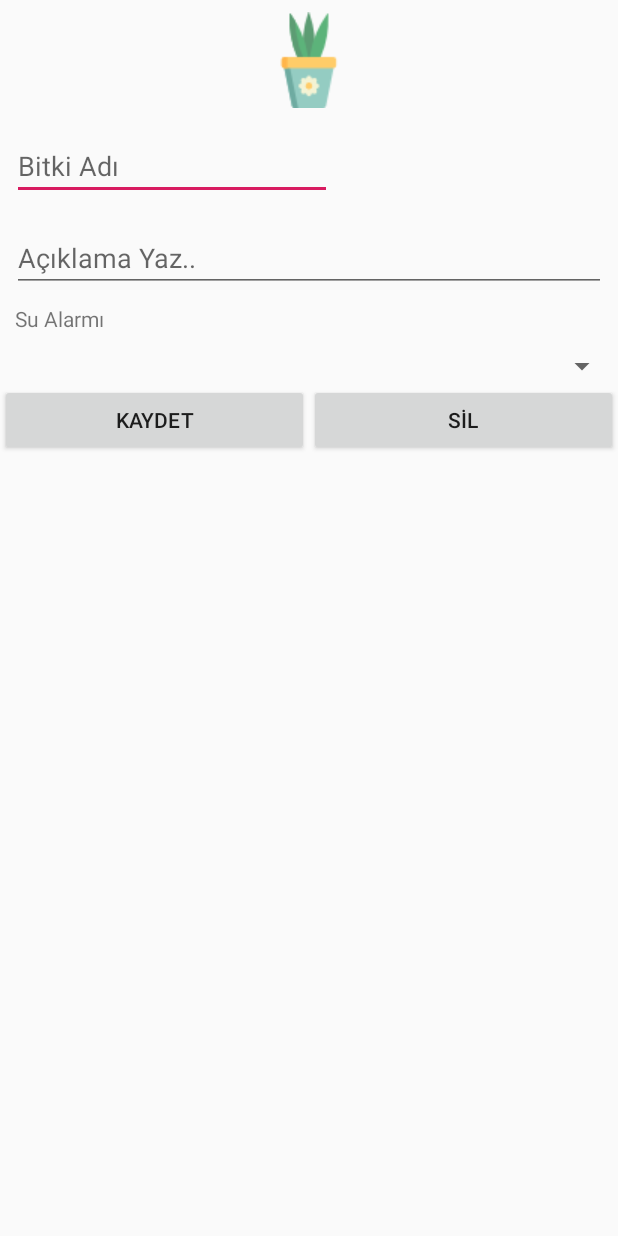
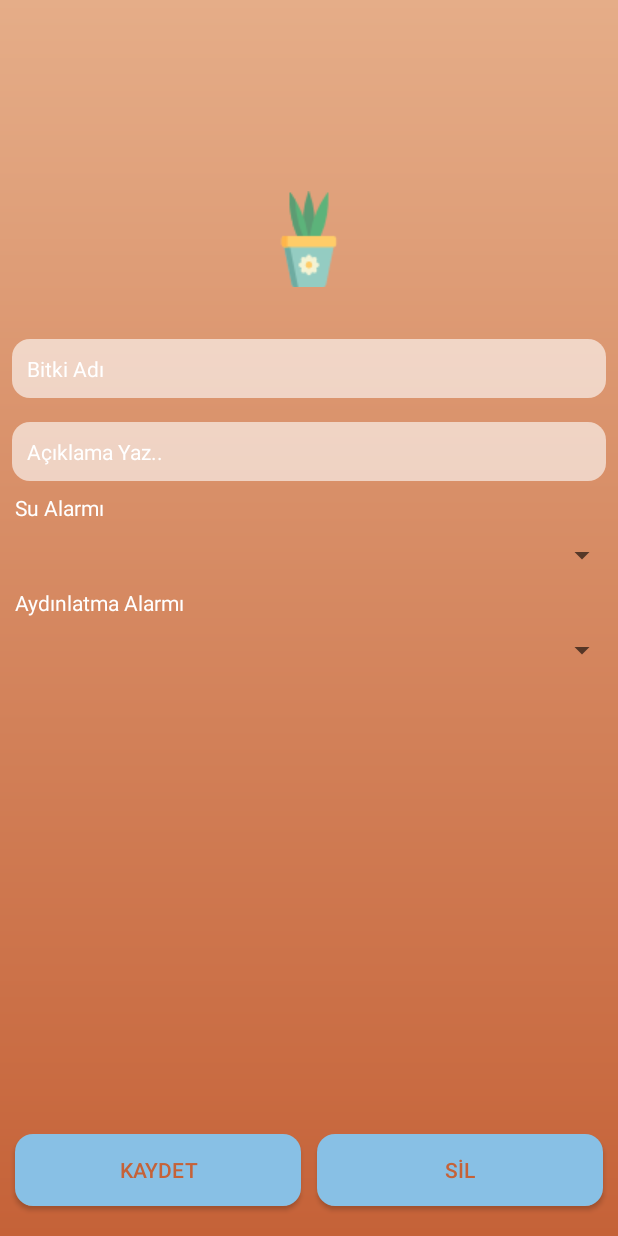
Before and after one commit to sumeyyesaricam/PlantCare, an Android app: the layout fragment_plant_detail.xml on its own in the app's theme, with its tools: preview values and no code run, on a phone screen of 412 x 824 dp. Run offline under Robolectric (Android 15) with nearby library versions, the phone set to English and light mode, and no system bars.

Commit message:
layouts edited.

```diff
--- a/app/src/main/java/example/smyy/plantcare/ui/plant/PlantListFragment.kt
+++ b/app/src/main/java/example/smyy/plantcare/ui/plant/PlantListFragment.kt
@@ -9,6 +9,7 @@ import androidx.fragment.app.Fragment
 import androidx.lifecycle.Observer
 import androidx.lifecycle.ViewModelProviders
 import androidx.recyclerview.widget.GridLayoutManager
+import androidx.recyclerview.widget.LinearLayoutManager
 import dagger.android.support.AndroidSupportInjection
 import example.smyy.plantcare.databinding.FragmentPlantListBinding
 import example.smyy.plantcare.util.ViewModelFactory
@@ -26,7 +27,7 @@ class PlantListFragment : Fragment() {
     override fun onCreateView(inflater: LayoutInflater, container: ViewGroup?, savedInstanceState: Bundle?): View? {
         val binding = FragmentPlantListBinding.inflate(inflater, container, false)
         binding.plantActivity= activity as PlantListActivity?
-        binding.rvPlants.layoutManager = GridLayoutManager(binding.root.context, 2)
+        binding.rvPlants.layoutManager = LinearLayoutManager(binding.root.context)
         subscribeUi(binding)
         return binding.root
     }
--- /dev/null
+++ b/app/src/main/res/drawable/background_button.xml
@@ -0,0 +1,8 @@
+<?xml version="1.0" encoding="utf-8"?>
+<shape xmlns:android="http://schemas.android.com/apk/res/android"
+    android:shape="rectangle">
+
+    <corners android:radius="12dp" />
+    <solid android:color="#88c0e5" />
+
+</shape>
--- /dev/null
+++ b/app/src/main/res/drawable/background_edittext.xml
@@ -0,0 +1,8 @@
+<?xml version="1.0" encoding="utf-8"?>
+<shape xmlns:android="http://schemas.android.com/apk/res/android"
+    android:shape="rectangle">
+
+    <corners android:radius="12dp" />
+    <solid android:color="#99ffffff" />
+
+</shape>
--- /dev/null
+++ b/app/src/main/res/drawable/plant_back.xml
@@ -0,0 +1,9 @@
+<?xml version="1.0" encoding="utf-8"?>
+<shape xmlns:android="http://schemas.android.com/apk/res/android">
+
+    <gradient
+        android:startColor="#C56238"
+        android:endColor="#E5AD88"
+        android:angle="90" />
+
+</shape>
--- a/app/src/main/res/layout/fragment_plant_detail.xml
+++ b/app/src/main/res/layout/fragment_plant_detail.xml
@@ -14,29 +14,35 @@
     <LinearLayout
         android:layout_width="match_parent"
         android:layout_height="match_parent"
+        android:background="@drawable/plant_back"
         android:orientation="vertical">
 
         <ImageButton
             android:id="@+id/ImgPlant"
-            android:layout_width="wrap_content"
-            android:layout_height="wrap_content"
+            android:layout_width="154dp"
+            android:layout_height="118dp"
             android:layout_gravity="center"
-            android:layout_margin="8dp"
+            android:layout_marginTop="100dp"
             android:background="@android:color/transparent"
             android:onClick="@{callback::onClickPlantImage}"
             android:src="@mipmap/pot" />
 
         <EditText
             android:id="@+id/etName"
-            android:layout_width="wrap_content"
+            android:layout_width="match_parent"
             android:layout_height="wrap_content"
             android:layout_alignParentBottom="true"
             android:layout_alignParentStart="true"
             android:layout_margin="8dp"
+            android:background="@drawable/background_edittext"
+            android:padding="10dp"
             android:ems="10"
+            android:hint="@string/plant_name"
+            android:inputType="textNoSuggestions"
             android:text="@{viewmodel.name}"
-            android:hint="@string/plant_name"
-            android:inputType="textNoSuggestions" />
+            android:textColor="@android:color/white"
+            android:textColorHint="@android:color/white"
+            android:textSize="14sp" />
 
         <EditText
             android:id="@+id/etDescription"
@@ -47,44 +53,82 @@
             android:layout_alignParentStart="true"
             android:layout_below="@+id/btnCreateAlarm"
             android:layout_margin="8dp"
+            android:background="@drawable/background_edittext"
             android:ems="10"
+            android:hint="@string/write_description"
+            android:inputType="textNoSuggestions"
+            android:padding="10dp"
             android:text="@{viewmodel.description}"
-            android:hint="@string/write_description"
-            android:inputType="textNoSuggestions"/>
+            android:textColor="@android:color/white"
+            android:textColorHint="@android:color/white"
+            android:textSize="14sp" />
 
         <TextView
             android:id="@+id/textView"
             android:layout_width="match_parent"
             android:layout_height="wrap_content"
             android:layout_marginLeft="10dp"
-            android:text="@string/water_alarm" />
+            android:textColor="@android:color/white"
+            android:text="@string/water_alarm"
+            android:textSize="14sp" />
 
         <Spinner
             android:id="@+id/spinner2"
             android:layout_width="match_parent"
             android:layout_height="wrap_content"
+            android:layout_marginTop="10dp"
+            android:textColor="@android:color/white"
+            android:theme="@style/AppTheme" />
+
+        <TextView
+            android:id="@+id/textView2"
+            android:layout_width="match_parent"
+            android:layout_height="wrap_content"
+            android:layout_marginLeft="10dp"
+            android:textColor="@android:color/white"
+            android:layout_marginTop="10dp"
+            android:text="Aydınlatma Alarmı" />
+
+        <Spinner
+            android:id="@+id/spinner"
+            android:layout_width="match_parent"
+            android:layout_height="wrap_content"
+            android:textColor="@android:color/white"
             android:layout_marginTop="10dp" />
 
         <LinearLayout
             android:layout_width="match_parent"
             android:layout_height="match_parent"
+            android:layout_gravity="end"
+            android:layout_marginTop="10dp"
+            android:gravity="bottom|end"
             android:orientation="horizontal">
 
             <Button
                 android:id="@+id/button"
                 android:layout_width="match_parent"
                 android:layout_height="wrap_content"
+                android:layout_marginBottom="10dp"
+                android:layout_marginLeft="10dp"
+                android:layout_marginRight="5dp"
                 android:layout_weight="1"
+                android:background="@drawable/background_button"
                 android:onClick="@{callback::onClickEdit}"
-                android:text="@string/save" />
+                android:text="@string/save"
+                android:textColor="@color/colorPrimaryDark" />
 
             <Button
                 android:id="@+id/button2"
                 android:layout_width="match_parent"
                 android:layout_height="wrap_content"
+                android:layout_marginBottom="10dp"
+                android:layout_marginLeft="5dp"
+                android:layout_marginRight="10dp"
+                android:layout_weight="1"
+                android:background="@drawable/background_button"
                 android:onClick="@{callback::onClickRemove}"
-                android:layout_weight="1"
-                android:text="@string/remove" />
+                android:text="@string/remove"
+                android:textColor="@color/colorPrimaryDark" />
         </LinearLayout>
 
     </LinearLayout>
--- a/app/src/main/res/values/colors.xml
+++ b/app/src/main/res/values/colors.xml
@@ -1,7 +1,7 @@
 <?xml version="1.0" encoding="utf-8"?>
 <resources>
-    <color name="colorPrimary">#008577</color>
-    <color name="colorPrimaryDark">#00574b</color>
+    <color name="colorPrimary">#DB9C71</color>
+    <color name="colorPrimaryDark">#C56238</color>
     <color name="colorAccent">#D81B60</color>
     <color name="white_transparent">#99ffffff</color>
 </resources>
```
Also changed, not shown: app/src/main/res/layout/fragment_add_plant.xml (+33 -4 lines), app/src/main/res/mipmap-hdpi/plant2.jpeg (added), 1 other file.
